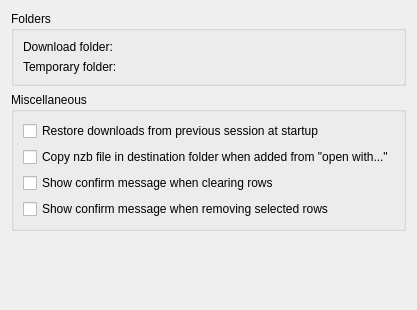
First picture: the form in src/preferences/preferencesgeneral.ui, repository KDE/kwooty, before the edit.
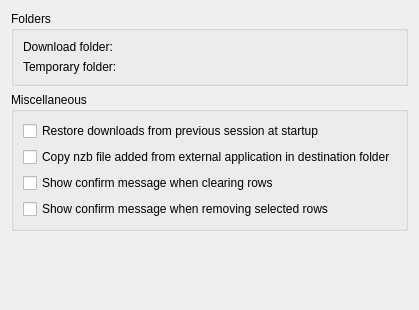
Second picture: the form after the edit. Custom widgets are drawn as their Qt base class.

The edit to the form file:
```diff
--- a/src/preferences/preferencesgeneral.ui
+++ b/src/preferences/preferencesgeneral.ui
@@ -85,7 +85,7 @@
          <string>Copy nzb file in destination folder when added from another application by &quot;open with...&quot; action</string>
         </property>
         <property name="text">
-         <string>Copy nzb file in destination folder when added from &quot;open with...&quot;</string>
+         <string>Copy nzb file added from external application in destination folder</string>
         </property>
        </widget>
       </item>
```
